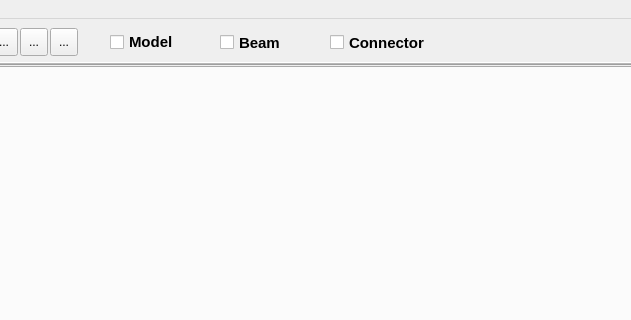
This is Connections/Moment/BBSpliceCoverPlate/BBSpliceCoverPlateBolted/ui_coverplatebolted.ui in GreatDevelopers/osdag-core as Qt 5 draws it before an edit; both pictures show x 435 to 1066 and y 0 to 320 of the 1310 by 800 pixel window. The edited form follows.
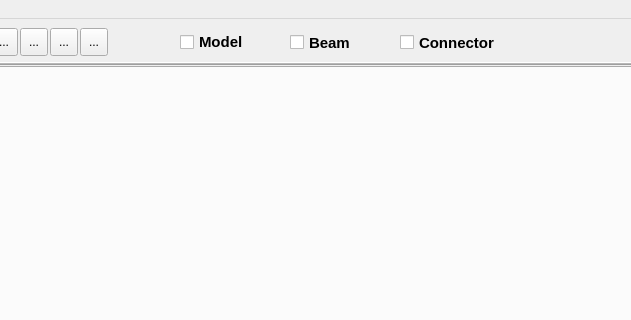
This is the edited form. Icons and pictures are not drawn.

Commit message: Feat: add 2D plan view & sectional arrows; button for plan view in GUI

```diff
--- a/Connections/Moment/BBSpliceCoverPlate/BBSpliceCoverPlateBolted/ui_coverplatebolted.ui
+++ b/Connections/Moment/BBSpliceCoverPlate/BBSpliceCoverPlateBolted/ui_coverplatebolted.ui
@@ -196,7 +196,7 @@
       <widget class="QCheckBox" name="btn3D">
        <property name="geometry">
         <rect>
-         <x>220</x>
+         <x>290</x>
          <y>0</y>
          <width>90</width>
          <height>28</height>
@@ -226,7 +226,7 @@
       <widget class="QCheckBox" name="chkBx_beamSec1">
        <property name="geometry">
         <rect>
-         <x>330</x>
+         <x>400</x>
          <y>0</y>
          <width>90</width>
          <height>29</height>
@@ -253,7 +253,7 @@
       <widget class="QCheckBox" name="chkBx_extndPlate">
        <property name="geometry">
         <rect>
-         <x>440</x>
+         <x>510</x>
          <y>0</y>
          <width>151</width>
          <height>29</height>
@@ -277,6 +277,35 @@
         <string>Connector</string>
        </property>
       </widget>
+      <widget class="QToolButton" name="btnPlan">
+       <property name="geometry">
+        <rect>
+         <x>190</x>
+         <y>0</y>
+         <width>28</width>
+         <height>28</height>
+        </rect>
+       </property>
+       <property name="focusPolicy">
+        <enum>Qt::TabFocus</enum>
+       </property>
+       <property name="toolTip">
+        <string>Plan View</string>
+       </property>
+       <property name="text">
+        <string>...</string>
+       </property>
+       <property name="icon">
+        <iconset resource="ResourceFiles/icons.qrc">
+         <normaloff>:/newPrefix/images/X-Y.png</normaloff>:/newPrefix/images/X-Y.png</iconset>
+       </property>
+       <property name="iconSize">
+        <size>
+         <width>22</width>
+         <height>22</height>
+        </size>
+       </property>
+      </widget>
      </widget>
     </item>
     <item row="1" column="0">
```
The commit also changes 4 other files.
